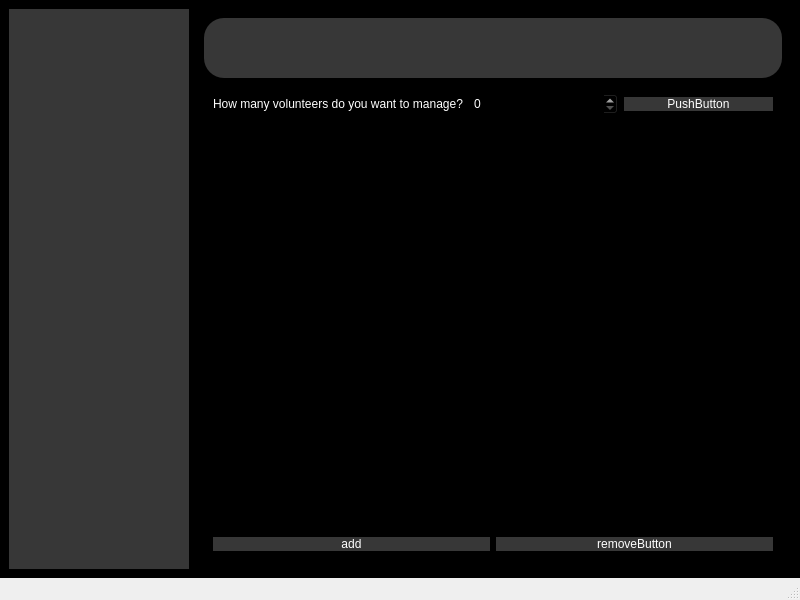
This is addvolunteername.ui in Prabin-63/EMS as Qt 5 draws it before an edit. The edited form follows.
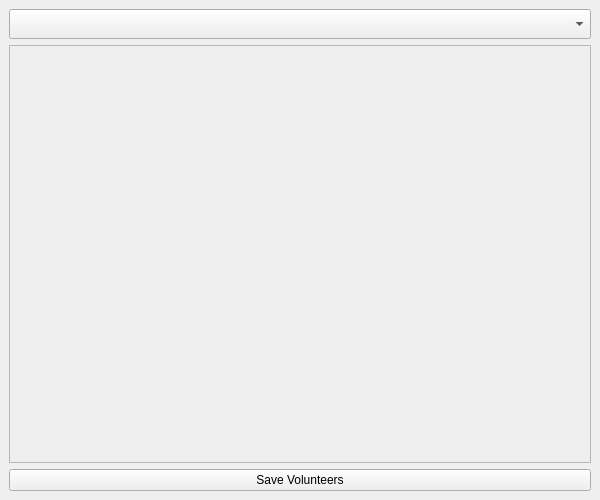
This is the edited form.

Diff of the .ui file:
```diff
--- a/addvolunteername.ui
+++ b/addvolunteername.ui
@@ -6,101 +6,23 @@
    <rect>
     <x>0</x>
     <y>0</y>
-    <width>800</width>
-    <height>600</height>
+    <width>600</width>
+    <height>500</height>
    </rect>
   </property>
   <property name="windowTitle">
    <string>MainWindow</string>
   </property>
   <widget class="QWidget" name="centralwidget">
-   <property name="styleSheet">
-    <string notr="true">background-color: rgb(0, 0, 0);</string>
-   </property>
-   <layout class="QHBoxLayout" name="horizontalLayout_2">
-    <item>
-     <layout class="QHBoxLayout" name="horizontalLayout">
-      <item>
-       <widget class="QWidget" name="widget" native="true">
-        <property name="sizePolicy">
-         <sizepolicy hsizetype="Fixed" vsizetype="Preferred">
-          <horstretch>0</horstretch>
-          <verstretch>0</verstretch>
-         </sizepolicy>
-        </property>
-        <property name="minimumSize">
-         <size>
-          <width>180</width>
-          <height>0</height>
-         </size>
-        </property>
-        <property name="styleSheet">
-         <string notr="true">background-color:rgb(55,55,55);</string>
-        </property>
-       </widget>
-      </item>
-      <item>
-       <widget class="QWidget" name="widget_2" native="true">
-        <layout class="QVBoxLayout" name="verticalLayout_2">
-         <item>
           <layout class="QVBoxLayout" name="verticalLayout">
            <item>
-            <widget class="QWidget" name="widget_3" native="true">
-             <property name="sizePolicy">
-              <sizepolicy hsizetype="Preferred" vsizetype="Fixed">
-               <horstretch>0</horstretch>
-               <verstretch>0</verstretch>
-              </sizepolicy>
-             </property>
+     <widget class="QComboBox" name="eventComboBox">
              <property name="minimumSize">
               <size>
-               <width>0</width>
-               <height>60</height>
-              </size>
-             </property>
-             <property name="styleSheet">
-              <string notr="true">background-color:rgb(55,55,55);
-border-radius:20px;</string>
-             </property>
-            </widget>
-           </item>
-           <item>
-            <widget class="QWidget" name="widget_4" native="true">
-             <layout class="QHBoxLayout" name="horizontalLayout_4">
-              <item>
-               <layout class="QHBoxLayout" name="horizontalLayout_3">
-                <item>
-                 <widget class="QLabel" name="label">
-                  <property name="styleSheet">
-                   <string notr="true">color:white;</string>
-                  </property>
-                  <property name="text">
-                   <string>How many volunteers do you want to manage?</string>
-                  </property>
-                 </widget>
-                </item>
-                <item>
-                 <widget class="QSpinBox" name="spinBox">
-                  <property name="styleSheet">
-                   <string notr="true">color:white;</string>
-                  </property>
-                 </widget>
-                </item>
-                <item>
-                 <widget class="QPushButton" name="generateButton">
-                  <property name="styleSheet">
-                   <string notr="true">background-color:rgb(55,55,55);
-color:white;
-border:none;</string>
-                  </property>
-                  <property name="text">
-                   <string>PushButton</string>
-                  </property>
-                 </widget>
-                </item>
-               </layout>
-              </item>
-             </layout>
+        <width>200</width>
+        <height>30</height>
+       </size>
+      </property>
             </widget>
            </item>
            <item>
@@ -113,89 +35,23 @@
                <rect>
                 <x>0</x>
                 <y>0</y>
-                <width>586</width>
-                <height>404</height>
-               </rect>
-              </property>
-              <property name="sizePolicy">
-               <sizepolicy hsizetype="Preferred" vsizetype="Preferred">
-                <horstretch>0</horstretch>
-                <verstretch>0</verstretch>
-               </sizepolicy>
-              </property>
-              <widget class="QWidget" name="scrollWidget" native="true">
-               <property name="geometry">
-                <rect>
-                 <x>0</x>
-                 <y>0</y>
-                 <width>581</width>
-                 <height>431</height>
-                </rect>
-               </property>
-               <property name="sizePolicy">
-                <sizepolicy hsizetype="Expanding" vsizetype="Expanding">
-                 <horstretch>0</horstretch>
-                 <verstretch>0</verstretch>
-                </sizepolicy>
-               </property>
-              </widget>
-             </widget>
-            </widget>
+         <width>574</width>
+         <height>432</height>
+        </rect>
+       </property>
+       <layout class="QVBoxLayout" name="volunteerLayout"/>
+      </widget>
+     </widget>
            </item>
            <item>
-            <widget class="QWidget" name="widget_5" native="true">
-             <layout class="QHBoxLayout" name="horizontalLayout_6">
-              <item>
-               <widget class="QPushButton" name="addButton">
-                <property name="styleSheet">
-                 <string notr="true">background-color:rgb(55,55,55);
-color:white;
-border:none;</string>
-                </property>
+     <widget class="QPushButton" name="saveVolunteers">
                 <property name="text">
-                 <string>add</string>
+       <string>Save Volunteers</string>
                 </property>
                </widget>
               </item>
-              <item>
-               <layout class="QHBoxLayout" name="horizontalLayout_5">
-                <item>
-                 <widget class="QPushButton" name="removeButton">
-                  <property name="styleSheet">
-                   <string notr="true">background-color:rgb(55,55,55);
-color:white;
-border:none;</string>
-                  </property>
-                  <property name="text">
-                   <string>removeButton</string>
-                  </property>
-                 </widget>
-                </item>
-               </layout>
-              </item>
-             </layout>
-            </widget>
-           </item>
-          </layout>
-         </item>
-        </layout>
-       </widget>
-      </item>
-     </layout>
-    </item>
-   </layout>
-  </widget>
-  <widget class="QMenuBar" name="menubar">
-   <property name="geometry">
-    <rect>
-     <x>0</x>
-     <y>0</y>
-     <width>800</width>
-     <height>18</height>
-    </rect>
-   </property>
-  </widget>
-  <widget class="QStatusBar" name="statusbar"/>
+   </layout>
+  </widget>
  </widget>
  <resources/>
  <connections/>
```
Left out of the diff: 2 changed lines with no effect on the pictures. Lines whose indentation alone changed are shown as unchanged.
